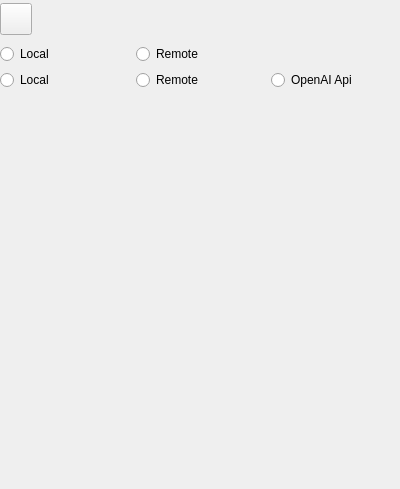
Old version of the form src/gui/settingswidget.ui in the repository eagely/voice-frontend.
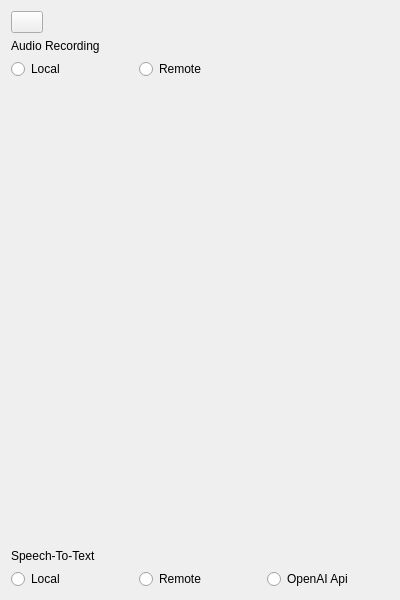
New version of the form. Icons and pictures are not drawn.

Commit message: Refactor backend client to WebSocket and output label to a PlainTextEdit

Diff of the .ui file:
```diff
--- a/src/gui/settingswidget.ui
+++ b/src/gui/settingswidget.ui
@@ -7,21 +7,14 @@
     <x>0</x>
     <y>0</y>
     <width>400</width>
-    <height>489</height>
+    <height>600</height>
    </rect>
   </property>
   <property name="windowTitle">
    <string>Form</string>
   </property>
-  <widget class="QWidget" name="verticalLayoutWidget">
-   <property name="geometry">
-    <rect>
-     <x>0</x>
-     <y>0</y>
-     <width>401</width>
-     <height>94</height>
-    </rect>
-   </property>
+  <layout class="QVBoxLayout" name="verticalLayout_2">
+   <item>
    <layout class="QVBoxLayout" name="verticalLayout">
     <item>
      <widget class="QPushButton" name="backButton">
@@ -42,44 +35,72 @@
     <item>
      <layout class="QGridLayout" name="gridLayout">
       <item row="3" column="0">
-       <widget class="QRadioButton" name="recorderLocalButton">
+        <widget class="QLabel" name="label">
         <property name="text">
-         <string>Local</string>
+          <string>Audio Recording</string>
         </property>
        </widget>
       </item>
-      <item row="5" column="0">
-       <widget class="QRadioButton" name="transcriberLocalWhisperButton">
+       <item row="8" column="2">
+        <widget class="QRadioButton" name="transcriberRemoteWhisperButton">
         <property name="text">
-         <string>Local</string>
+          <string>Remote</string>
         </property>
        </widget>
       </item>
-      <item row="3" column="2">
+       <item row="4" column="2">
        <widget class="QRadioButton" name="recorderRemoteButton">
         <property name="text">
          <string>Remote</string>
         </property>
        </widget>
       </item>
-      <item row="5" column="4">
+       <item row="4" column="0">
+        <widget class="QRadioButton" name="recorderLocalButton">
+         <property name="text">
+          <string>Local</string>
+         </property>
+        </widget>
+       </item>
+       <item row="7" column="0">
+        <widget class="QLabel" name="label_2">
+         <property name="text">
+          <string>Speech-To-Text</string>
+         </property>
+        </widget>
+       </item>
+       <item row="8" column="4">
        <widget class="QRadioButton" name="trancriberOpenAIApiWhisperButton">
         <property name="text">
          <string>OpenAI Api</string>
         </property>
        </widget>
       </item>
+       <item row="8" column="0">
+        <widget class="QRadioButton" name="transcriberLocalWhisperButton">
+         <property name="text">
+          <string>Local</string>
+         </property>
+        </widget>
+       </item>
       <item row="5" column="2">
-       <widget class="QRadioButton" name="transcriberRemoteWhisperButton">
-        <property name="text">
-         <string>Remote</string>
-        </property>
-       </widget>
+        <spacer name="verticalSpacer">
+         <property name="orientation">
+          <enum>Qt::Orientation::Vertical</enum>
+         </property>
+         <property name="sizeHint" stdset="0">
+          <size>
+           <width>20</width>
+           <height>40</height>
+          </size>
+         </property>
+        </spacer>
       </item>
      </layout>
     </item>
    </layout>
-  </widget>
+   </item>
+  </layout>
  </widget>
  <resources/>
  <connections/>
```
Lines whose indentation alone changed are shown as unchanged. The commit also changes 5 other files.
